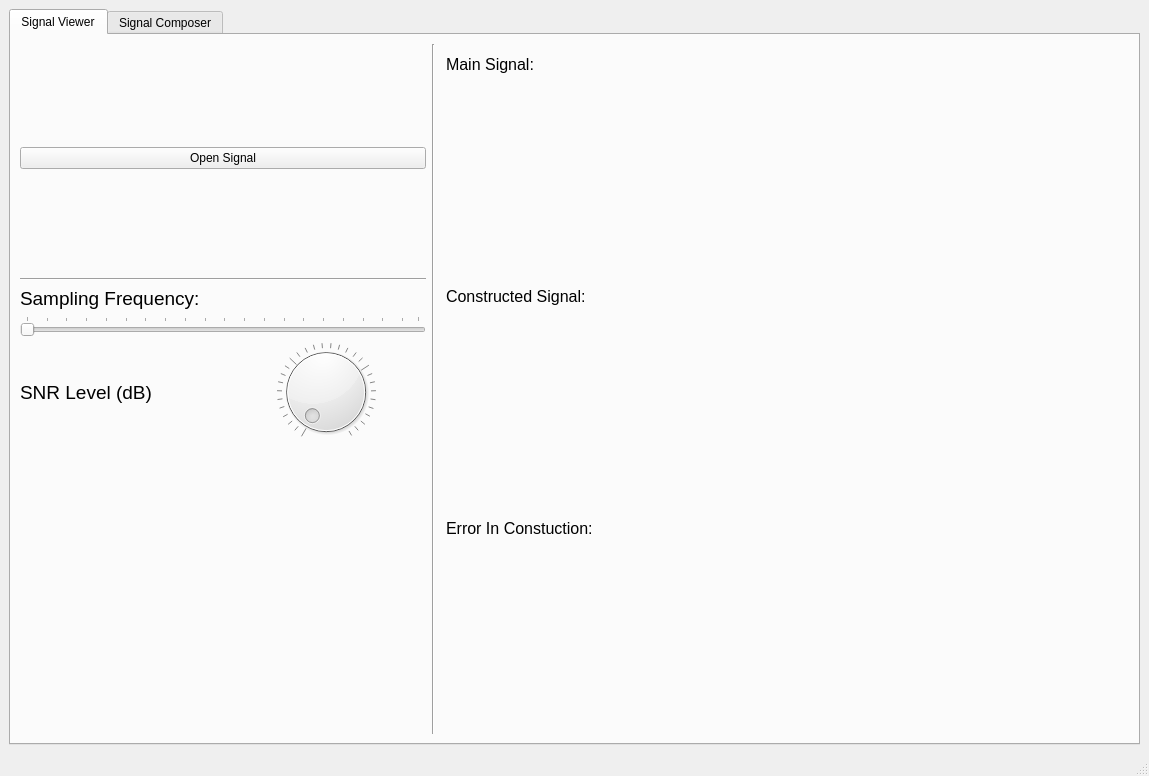
Above: S.ui from RushingBlast/DSP_Task_2 before the change. Below: the same form after it.
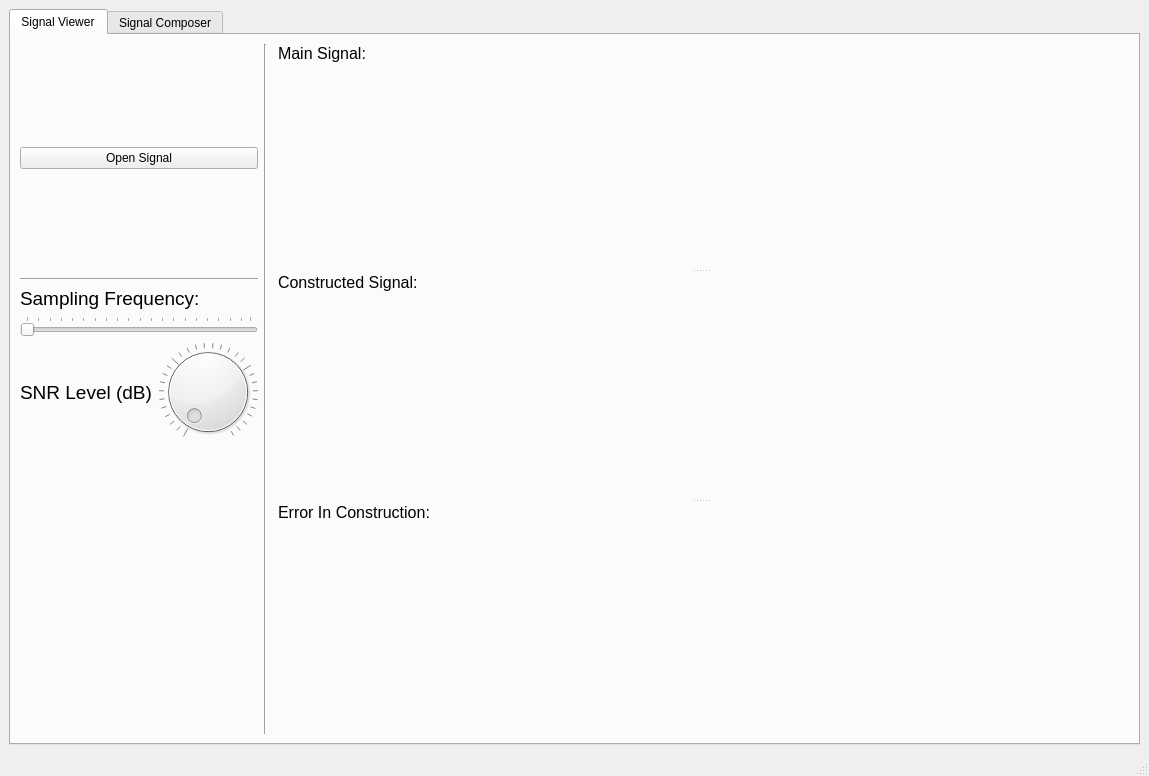
That is the form after the change. The open tabs and pages were chosen to show the change. Custom widgets are drawn as their Qt base class.

```diff
--- a/S.ui
+++ b/S.ui
@@ -30,10 +30,8 @@
        <attribute name="title">
         <string>Signal Viewer</string>
        </attribute>
-       <layout class="QGridLayout" name="gridLayout_3">
-        <item row="0" column="0">
          <layout class="QGridLayout" name="gridLayout_2">
-          <item row="0" column="0">
+        <item row="0" column="0" rowspan="2">
            <layout class="QGridLayout" name="gridLayout">
             <item row="0" column="0">
              <layout class="QVBoxLayout" name="verticalLayout_sampling_freq">
@@ -215,15 +213,26 @@
             </item>
            </layout>
           </item>
-          <item row="0" column="1">
+        <item row="0" column="1" rowspan="2" colspan="2">
            <widget class="Line" name="line">
             <property name="orientation">
              <enum>Qt::Vertical</enum>
             </property>
            </widget>
           </item>
-          <item row="0" column="2">
-           <layout class="QVBoxLayout" name="verticalLayout_plots">
+        <item row="0" column="3">
+         <widget class="QSplitter" name="splitter_2">
+          <property name="sizePolicy">
+           <sizepolicy hsizetype="Expanding" vsizetype="Expanding">
+            <horstretch>0</horstretch>
+            <verstretch>0</verstretch>
+           </sizepolicy>
+          </property>
+          <property name="orientation">
+           <enum>Qt::Vertical</enum>
+          </property>
+          <widget class="QWidget" name="">
+           <layout class="QVBoxLayout" name="verticalLayout_3">
             <item>
              <widget class="QLabel" name="label_main_signal">
               <property name="font">
@@ -244,7 +253,7 @@
             <item>
              <widget class="PlotWidget" name="plot_widget_main_signal" native="true">
               <property name="sizePolicy">
-               <sizepolicy hsizetype="Preferred" vsizetype="Preferred">
+               <sizepolicy hsizetype="Preferred" vsizetype="Expanding">
                 <horstretch>0</horstretch>
                 <verstretch>0</verstretch>
                </sizepolicy>
@@ -257,6 +266,10 @@
               </property>
              </widget>
             </item>
+           </layout>
+          </widget>
+          <widget class="QWidget" name="">
+           <layout class="QVBoxLayout" name="verticalLayout_4">
             <item>
              <widget class="QLabel" name="label_constructed_signal">
               <property name="font">
@@ -276,6 +289,12 @@
             </item>
             <item>
              <widget class="PlotWidget" name="plot_widget_restored_signal" native="true">
+              <property name="sizePolicy">
+               <sizepolicy hsizetype="Preferred" vsizetype="Expanding">
+                <horstretch>0</horstretch>
+                <verstretch>0</verstretch>
+               </sizepolicy>
+              </property>
               <property name="minimumSize">
                <size>
                 <width>500</width>
@@ -284,6 +303,10 @@
               </property>
              </widget>
             </item>
+           </layout>
+          </widget>
+          <widget class="QWidget" name="">
+           <layout class="QVBoxLayout" name="verticalLayout_5">
             <item>
              <widget class="QLabel" name="label_const_err">
               <property name="font">
@@ -294,7 +317,7 @@
                </font>
               </property>
               <property name="text">
-               <string>Error In Constuction:</string>
+               <string>Error In Construction:</string>
               </property>
               <property name="indent">
                <number>5</number>
@@ -303,6 +326,12 @@
             </item>
             <item>
              <widget class="PlotWidget" name="plot_widget_difference" native="true">
+              <property name="sizePolicy">
+               <sizepolicy hsizetype="Preferred" vsizetype="Expanding">
+                <horstretch>0</horstretch>
+                <verstretch>0</verstretch>
+               </sizepolicy>
+              </property>
               <property name="minimumSize">
                <size>
                 <width>500</width>
@@ -312,8 +341,8 @@
              </widget>
             </item>
            </layout>
-          </item>
-         </layout>
+          </widget>
+         </widget>
         </item>
        </layout>
       </widget>
```
Left out of the diff: 8 changed lines with no effect on the pictures. Lines whose indentation alone changed are shown as unchanged.
